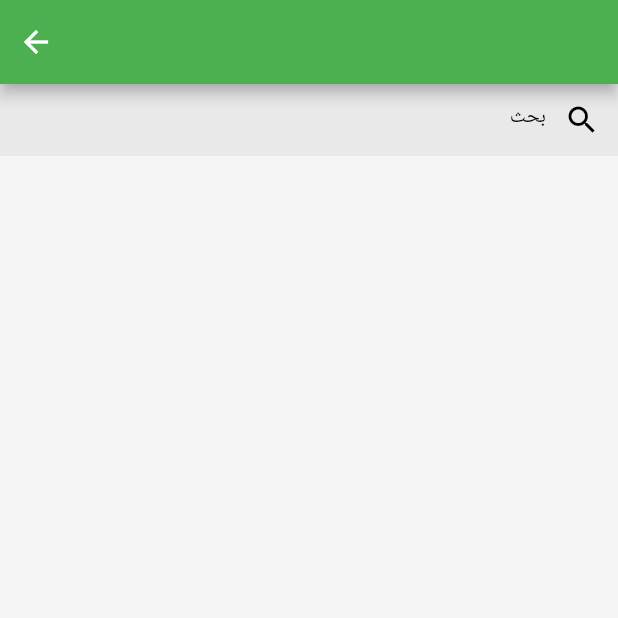
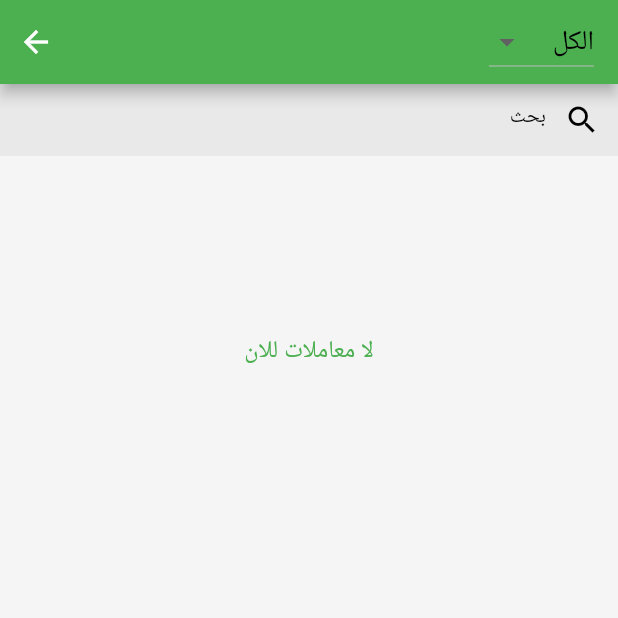
Before and after one commit to Basel85/masaref, a Flutter app: the MoreScreen screen opened directly, after a tap on "الاولويات", on a phone screen of 412 x 824 dp, the top half of it. Run offline on Flutter 3.47's test engine with Material 2 defaults, Android fonts, the phone set to English and light mode, and no system bars; our stand-ins replace flutter_bloc, flutter_local_notifications, flutter_screenutil, font_awesome_flutter, google_fonts, image_picker and 3 more; accounts and stored records are empty; Roboto replaces fonts that are missing (Cairo).

Commit message:
Priorities page dropdown

```diff
--- a/lib/core/app_cubit/whole_app_cubit.dart
+++ b/lib/core/app_cubit/whole_app_cubit.dart
@@ -7,10 +7,13 @@ class WholeAppCubit extends Cubit<WholeAppStates> {
   WholeAppCubit() : super(WholeAppInitial());
 
   bool isdark = false;
+  int? priorityIndex;
   String? cateName;
   List<List<String>> cateNames = [[], [], [], [], [], [], []];
   List<int> repeatedcateIds = [];
   List<String> repeatedcateNames = [];
+  List<int> prioritycateIds = [];
+  List<String> prioritycateNames = [];
   List<int> allTransactioncateIds = [];
   List<String> allTransactioncateNames = [];
   List<String> cateNames1 = [];
@@ -27,6 +30,7 @@ class WholeAppCubit extends Cubit<WholeAppStates> {
   double byDayTotal5 = 0;
   double byDayTotal6 = 0;
   double byDayTotal7 = 0;
+  List<TransactionModel> priorityTransactionlist = [];
   List<TransactionModel> allTransactionlist = [];
   List<TransactionModel> repeatedTransactionlist = [];
   List<TransactionModel> transactionlist = [];
@@ -41,6 +45,11 @@ class WholeAppCubit extends Cubit<WholeAppStates> {
   changeAppTheme() {
     isdark = !isdark;
     emit(WholeAppModeChange());
+  }
+
+  changePriorityIndex(int? index) {
+    priorityIndex = index;
+    emit(WholeAppPriorityChange());
   }
 
   Future<List<String>> getCategoryName(catyids) async {
@@ -82,6 +91,22 @@ class WholeAppCubit extends Cubit<WholeAppStates> {
     }
     allTransactioncateNames = await getCategoryName(allTransactioncateIds);
     emit(WholeAppAllTransactions());
+  }
+
+  Future getPriorityTransactions() async {
+    priorityTransactionlist.clear();
+    prioritycateIds.clear();
+    prioritycateNames.clear();
+    List<Map> values = await DBHelper.getTransactionOfSpecificPriority(
+        priority: priorityIndex);
+    for (var element in values) {
+      priorityTransactionlist.add(TransactionModel.fromDB(element));
+    }
+    for (var element in priorityTransactionlist) {
+      prioritycateIds.add(element.categoryID!);
+    }
+    prioritycateNames = await getCategoryName(prioritycateIds);
+    emit(WholeAppPriorityTransactions());
   }
 
   Future getTransactionwithDate() async {
--- a/lib/core/app_cubit/whole_app_state.dart
+++ b/lib/core/app_cubit/whole_app_state.dart
@@ -4,10 +4,14 @@ class WholeAppInitial extends WholeAppStates {}
 
 class WholeAppAllTransactions extends WholeAppStates {}
 
+class WholeAppPriorityTransactions extends WholeAppStates {}
+
 class WholeAppRepeatedTransactions extends WholeAppStates {}
 
 class WholeAppModeChange extends WholeAppStates {}
 
+class WholeAppPriorityChange extends WholeAppStates {}
+
 class WholeAppGetByDayTotal extends WholeAppStates {}
 
 class WholeAppGetCategoryName extends WholeAppStates {}
--- a/lib/core/helpers/db_helper.dart
+++ b/lib/core/helpers/db_helper.dart
@@ -86,7 +86,7 @@ class DBHelper {
         .rawQuery('''SELECT * FROM Trans_action WHERE date = '$date' ''');
   }
   static Future<List<Map<String, dynamic>>> getTransactionOfSpecificPriority(
-      {required int priority}) async {
+      {required int? priority}) async {
     return await database
         .rawQuery('''SELECT * FROM Trans_action WHERE priority = $priority ''');
   }
--- a/lib/features/mo3amala/presentation/view/mo3amala.dart
+++ b/lib/features/mo3amala/presentation/view/mo3amala.dart
@@ -99,10 +99,9 @@ class _Mo3amalaPageState extends State<Mo3amalaPage> with SnackBarViewer {
                 appBar: AppBar(
                   automaticallyImplyLeading: false,
                   backgroundColor: AppColors.primaryColor,
-                  leading: Row(
-                    children: [
-                      if (!widget.toAdd)
-                        IconButton(
+                  leading: widget.toAdd
+                      ? null
+                      : IconButton(
                           onPressed: () async {
                             await deleteTransactioMethod(context);
                           },
@@ -112,8 +111,6 @@ class _Mo3amalaPageState extends State<Mo3amalaPage> with SnackBarViewer {
                             color: AppColors.colorWhite,
                           ),
                         ),
-                    ],
-                  ),
                   actions: [
                     IconButton(
                       onPressed: () {
--- a/lib/features/mo3amalat_page/presentation/view/mo3amalat_page.dart
+++ b/lib/features/mo3amalat_page/presentation/view/mo3amalat_page.dart
@@ -5,6 +5,7 @@ import 'package:masaref/core/app_cubit/whole_app_cubit.dart';
 import 'package:masaref/core/app_cubit/whole_app_state.dart';
 import 'package:masaref/core/helpers/transaction_model.dart';
 import 'package:masaref/core/utils/app_colors.dart';
+import 'package:masaref/core/utils/app_styles.dart';
 import 'package:masaref/features/mo3amalat_page/cubits/search/search_cubit.dart';
 import 'package:masaref/features/mo3amalat_page/cubits/search/search_states.dart';
 import 'package:masaref/features/mo3amalat_page/presentation/view/widgets/mo3amala_componant.dart';
@@ -30,6 +31,50 @@ class Mo3amalatPage extends StatelessWidget {
           child: Scaffold(
             appBar: AppBar(
               automaticallyImplyLeading: false,
+              title: !isPriorities
+                  ? null
+                  : DropdownButton(
+                      dropdownColor:
+                          BlocProvider.of<WholeAppCubit>(context).isdark
+                              ? AppColors.darkMode
+                              : AppColors.lightMode,
+                      style: AppStyles.textStyle24w400.copyWith(
+                        fontSize: 16.sp,
+                        color: BlocProvider.of<WholeAppCubit>(context).isdark
+                            ? AppColors.colorWhite
+                            : AppColors.colorBlack,
+                      ),
+                      value:
+                          BlocProvider.of<WholeAppCubit>(context).priorityIndex,
+                      items: const [
+                        DropdownMenuItem(
+                          alignment: Alignment.centerRight,
+                          value: 0,
+                          child: Text('اساسى'),
+                        ),
+                        DropdownMenuItem(
+                          value: 1,
+                          alignment: Alignment.centerRight,
+                          child: Text('عادى'),
+                        ),
+                        DropdownMenuItem(
+                          value: 2,
+                          alignment: Alignment.centerRight,
+                          child: Text('ترفيهى'),
+                        ),
+                        DropdownMenuItem(
+                          value: null,
+                          alignment: Alignment.centerRight,
+                          child: Text('الكل'),
+                        ),
+                      ],
+                      onChanged: (value) async {
+                        BlocProvider.of<WholeAppCubit>(context)
+                            .changePriorityIndex(value);
+                        await BlocProvider.of<WholeAppCubit>(context)
+                            .getPriorityTransactions();
+                      },
+                    ),
               actions: [
                 IconButton(
                   onPressed: () {
@@ -55,10 +100,23 @@ class Mo3amalatPage extends StatelessWidget {
                       builder: (_, state) => ListView.separated(
                         shrinkWrap: true,
                         physics: const BouncingScrollPhysics(),
-                        itemCount: state is SearchSearchedState
+                        itemCount: transactionList.isEmpty
+                            ? 1
+                            : state is SearchSearchedState
                                 ? state.searchedList.length
                                 : categorynamesList.length,
                         itemBuilder: (context, index) {
+                          if (transactionList.isEmpty) {
+                            return Padding(
+                              padding: EdgeInsets.only(top: 90.h),
+                              child: Center(
+                                child: Text(
+                                  'لا معاملات للان',
+                                  style: AppStyles.textStyle14PrimaryColor,
+                                ),
+                              ),
+                            );
+                          } else {
                             return Mo3amalaComponant(
                               transactionModel: state is SearchSearchedState
                                   ? transactionList[categorynamesList
@@ -71,6 +129,7 @@ class Mo3amalatPage extends StatelessWidget {
                               transactionlist: transactionList,
                               isPriorities: isPriorities,
                             );
+                          }
                         },
                         separatorBuilder: (context, index) =>
                             SizedBox(height: 10.h),
--- a/lib/features/more/presentation/more_screen.dart
+++ b/lib/features/more/presentation/more_screen.dart
@@ -21,6 +21,7 @@ class _MoreScreenState extends State<MoreScreen> {
     super.initState();
     BlocProvider.of<WholeAppCubit>(context).getRepeatedTransactions();
     BlocProvider.of<WholeAppCubit>(context).getAllTransactions();
+    BlocProvider.of<WholeAppCubit>(context).changePriorityIndex(null);
   }
 
   @override
@@ -84,10 +85,20 @@ class _MoreScreenState extends State<MoreScreen> {
                     MaterialPageRoute(
                       builder: (context) => Mo3amalatPage(
                         transactionList: BlocProvider.of<WholeAppCubit>(context)
-                            .allTransactionlist,
+                                    .priorityIndex ==
+                                null
+                            ? BlocProvider.of<WholeAppCubit>(context)
+                                .allTransactionlist
+                            : BlocProvider.of<WholeAppCubit>(context)
+                                .priorityTransactionlist,
                         categorynamesList:
                             BlocProvider.of<WholeAppCubit>(context)
-                                .allTransactioncateNames,
+                                        .priorityIndex ==
+                                    null
+                                ? BlocProvider.of<WholeAppCubit>(context)
+                                    .allTransactioncateNames
+                                : BlocProvider.of<WholeAppCubit>(context)
+                                    .prioritycateNames,
                         isPriorities: true,
                       ),
                     ),
```
Lines whose indentation alone changed are shown as unchanged.
